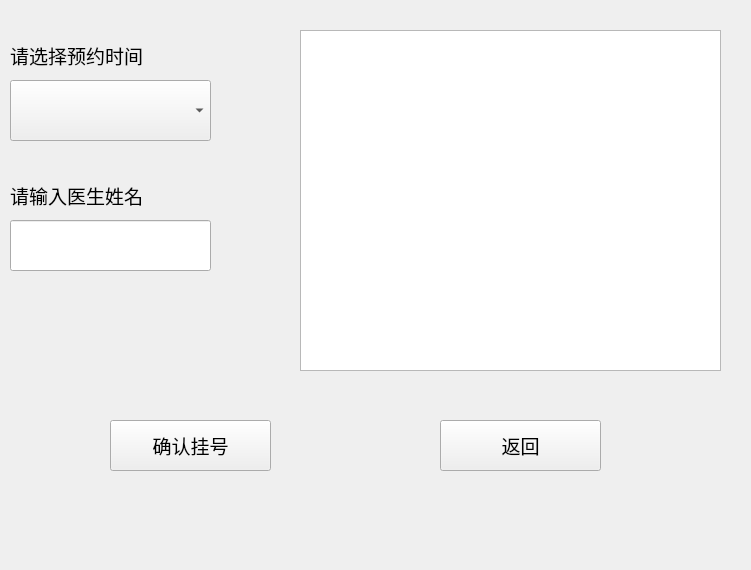
Gray7118/SMS-Smart_Medical_System, file medical_client/schedule_choose.ui: the form before one commit.
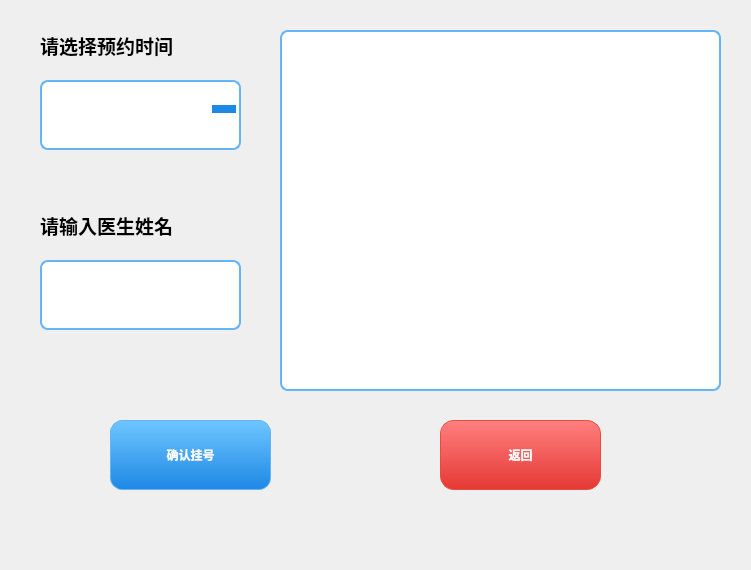
The form after the commit.

Diff of the .ui file:
```diff
--- a/medical_client/schedule_choose.ui
+++ b/medical_client/schedule_choose.ui
@@ -11,98 +11,132 @@
    </rect>
   </property>
   <property name="windowTitle">
-   <string>Form</string>
+   <string>预约时间选择</string>
   </property>
-  <widget class="QComboBox" name="choose_schedule">
-   <property name="geometry">
-    <rect>
-     <x>10</x>
-     <y>80</y>
-     <width>201</width>
-     <height>61</height>
-    </rect>
-   </property>
-  </widget>
+  <property name="styleSheet">
+   <string notr="true">
+QWidget#schedule_choose {
+    background-color: qlineargradient(
+        x1:0, y1:0, x2:0, y2:1,
+        stop:0 #e3f2fd,
+        stop:1 #ffffff
+    );
+    font-family: &quot;Microsoft YaHei&quot;;
+}
+QLabel {
+    color: #000000;
+    font-weight: bold;
+}
+QComboBox {
+    border: 2px solid #64b5f6;
+    border-radius: 8px;
+    padding: 8px 30px 8px 10px;
+    background-color: #ffffff;
+    font-weight: bold;
+    min-height: 50px;
+    color: #333333;
+}
+QComboBox:focus {
+    border: 2px solid #1e88e5;
+}
+QComboBox::drop-down { subcontrol-origin: padding; subcontrol-position: top right; width: 30px; border-left: none; background: transparent; }
+QComboBox::down-arrow { width:12px; height:12px; border-left:6px solid transparent; border-right:6px solid transparent; border-top:8px solid #1e88e5; }
+QComboBox::down-arrow:on { border-top-color: #1565c0; }
+QComboBox QAbstractItemView {
+    border: 2px solid #64b5f6;
+    border-radius: 6px;
+    background-color: #ffffff;
+    selection-background-color: qlineargradient(x1:0, y1:0, x2:0, y2:1, stop:0 #6ec6ff, stop:1 #1e88e5);
+    selection-color: white;
+    outline: none;
+    padding: 5px;
+    font-weight: bold;
+}
+QComboBox QAbstractItemView::item { height: 40px; padding-left: 10px; }
+QComboBox QAbstractItemView::item:hover { background-color: qlineargradient(x1:0, y1:0, x2:0, y2:1, stop:0 #81d4fa, stop:1 #1976d2); color: white; }
+QLineEdit {
+    border: 2px solid #64b5f6;
+    border-radius: 8px;
+    padding: 8px;
+    background-color: #ffffff;
+    font-weight: bold;
+    min-height: 50px;
+}
+QLineEdit:focus { border: 2px solid #1e88e5; }
+QTextEdit {
+    border: 2px solid #64b5f6;
+    border-radius: 8px;
+    background-color: #ffffff;
+    font-weight: bold;
+    padding: 5px;
+}
+QPushButton {
+    border-radius: 12px;
+    border: 1px solid #64b5f6;
+    color: #ffffff;
+    font-weight: bold;
+    background-color: qlineargradient(x1:0, y1:0, x2:0, y2:1, stop:0 #6ec6ff, stop:1 #1e88e5);
+    min-width: 154px;
+    min-height: 68px;
+}
+QPushButton:hover { background-color: qlineargradient(x1:0, y1:0, x2:0, y2:1, stop:0 #81d4fa, stop:1 #1976d2); }
+QPushButton:pressed { background-color: qlineargradient(x1:0, y1:0, x2:0, y2:1, stop:0 #1e88e5, stop:1 #1565c0); }
+#returnbutton {
+    border-radius: 14px;
+    border: 1px solid #e74c3c;
+    color: #ffffff;
+    background-color: qlineargradient(x1:0, y1:0, x2:0, y2:1, stop:0 #ff7f7f, stop:1 #e53935);
+}
+#returnbutton:hover { background-color: qlineargradient(x1:0, y1:0, x2:0, y2:1, stop:0 #ff8a80, stop:1 #f44336); }
+#returnbutton:pressed { background-color: qlineargradient(x1:0, y1:0, x2:0, y2:1, stop:0 #e53935, stop:1 #c62828); }
+   </string>
+  </property>
   <widget class="QLabel" name="label">
    <property name="geometry">
     <rect>
-     <x>10</x>
-     <y>20</y>
-     <width>481</width>
+     <x>40</x>
+     <y>10</y>
+     <width>181</width>
      <height>71</height>
     </rect>
    </property>
    <property name="font">
     <font>
-     <family>微软雅黑</family>
+     <family>Microsoft YaHei</family>
      <pointsize>14</pointsize>
+     <weight>75</weight>
+     <bold>true</bold>
     </font>
    </property>
    <property name="text">
     <string>请选择预约时间</string>
    </property>
   </widget>
-  <widget class="QPushButton" name="returnbutton">
+  <widget class="QComboBox" name="choose_schedule">
    <property name="geometry">
     <rect>
-     <x>440</x>
-     <y>420</y>
-     <width>161</width>
-     <height>51</height>
-    </rect>
-   </property>
-   <property name="font">
-    <font>
-     <family>微软雅黑</family>
-     <pointsize>14</pointsize>
-    </font>
-   </property>
-   <property name="text">
-    <string>返回</string>
-   </property>
-  </widget>
-  <widget class="QPushButton" name="surebutton">
-   <property name="geometry">
-    <rect>
-     <x>110</x>
-     <y>420</y>
-     <width>161</width>
-     <height>51</height>
-    </rect>
-   </property>
-   <property name="font">
-    <font>
-     <family>微软雅黑</family>
-     <pointsize>14</pointsize>
-    </font>
-   </property>
-   <property name="text">
-    <string>确认挂号</string>
-   </property>
-  </widget>
-  <widget class="QTextEdit" name="see_schedule">
-   <property name="geometry">
-    <rect>
-     <x>300</x>
-     <y>30</y>
-     <width>421</width>
-     <height>341</height>
+     <x>40</x>
+     <y>80</y>
+     <width>201</width>
+     <height>70</height>
     </rect>
    </property>
   </widget>
   <widget class="QLabel" name="label_2">
    <property name="geometry">
     <rect>
-     <x>10</x>
-     <y>160</y>
-     <width>371</width>
+     <x>40</x>
+     <y>190</y>
+     <width>191</width>
      <height>71</height>
     </rect>
    </property>
    <property name="font">
     <font>
-     <family>微软雅黑</family>
+     <family>Microsoft YaHei</family>
      <pointsize>14</pointsize>
+     <weight>75</weight>
+     <bold>true</bold>
     </font>
    </property>
    <property name="text">
@@ -112,13 +146,52 @@
   <widget class="QLineEdit" name="inputdocname">
    <property name="geometry">
     <rect>
-     <x>10</x>
-     <y>220</y>
+     <x>40</x>
+     <y>260</y>
      <width>201</width>
-     <height>51</height>
+     <height>70</height>
     </rect>
    </property>
   </widget>
+  <widget class="QTextEdit" name="see_schedule">
+   <property name="geometry">
+    <rect>
+     <x>280</x>
+     <y>30</y>
+     <width>441</width>
+     <height>361</height>
+    </rect>
+   </property>
+   <property name="readOnly">
+    <bool>true</bool>
+   </property>
+  </widget>
+  <widget class="QPushButton" name="surebutton">
+   <property name="geometry">
+    <rect>
+     <x>110</x>
+     <y>420</y>
+     <width>161</width>
+     <height>70</height>
+    </rect>
+   </property>
+   <property name="text">
+    <string>确认挂号</string>
+   </property>
+  </widget>
+  <widget class="QPushButton" name="returnbutton">
+   <property name="geometry">
+    <rect>
+     <x>440</x>
+     <y>420</y>
+     <width>161</width>
+     <height>70</height>
+    </rect>
+   </property>
+   <property name="text">
+    <string>返回</string>
+   </property>
+  </widget>
  </widget>
  <resources/>
  <connections/>
```
